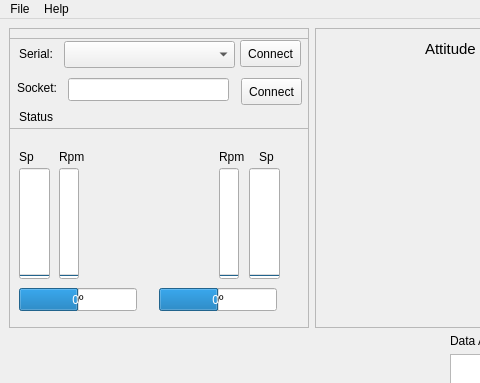
Old version of the form vant3.ui in the repository iurobpn/provant-groundstation; both pictures show x 0 to 480 and y 0 to 383 of the 893 by 739 pixel window.
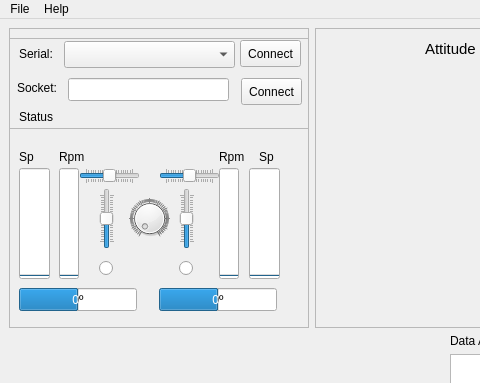
New version of the form. Custom widgets are drawn as their Qt base class.

Commit message: adicionado interface de controle remoto na tela

What changed in the file:
```diff
--- a/vant3.ui
+++ b/vant3.ui
@@ -354,6 +354,168 @@
             </property>
            </widget>
           </widget>
+          <widget class="QSlider" name="horizontalSlider">
+           <property name="geometry">
+            <rect>
+             <x>150</x>
+             <y>140</y>
+             <width>61</width>
+             <height>16</height>
+            </rect>
+           </property>
+           <property name="font">
+            <font>
+             <strikeout>false</strikeout>
+             <stylestrategy>PreferDefault</stylestrategy>
+             <kerning>false</kerning>
+            </font>
+           </property>
+           <property name="layoutDirection">
+            <enum>Qt::LeftToRight</enum>
+           </property>
+           <property name="autoFillBackground">
+            <bool>false</bool>
+           </property>
+           <property name="minimum">
+            <number>-100</number>
+           </property>
+           <property name="maximum">
+            <number>100</number>
+           </property>
+           <property name="orientation">
+            <enum>Qt::Horizontal</enum>
+           </property>
+           <property name="tickPosition">
+            <enum>QSlider::TicksBothSides</enum>
+           </property>
+          </widget>
+          <widget class="QSlider" name="verticalSlider">
+           <property name="geometry">
+            <rect>
+             <x>170</x>
+             <y>160</y>
+             <width>16</width>
+             <height>61</height>
+            </rect>
+           </property>
+           <property name="minimum">
+            <number>-100</number>
+           </property>
+           <property name="maximum">
+            <number>100</number>
+           </property>
+           <property name="orientation">
+            <enum>Qt::Vertical</enum>
+           </property>
+           <property name="tickPosition">
+            <enum>QSlider::TicksBothSides</enum>
+           </property>
+          </widget>
+          <widget class="QSlider" name="horizontalSlider_2">
+           <property name="geometry">
+            <rect>
+             <x>70</x>
+             <y>140</y>
+             <width>61</width>
+             <height>16</height>
+            </rect>
+           </property>
+           <property name="font">
+            <font>
+             <strikeout>false</strikeout>
+             <stylestrategy>PreferDefault</stylestrategy>
+             <kerning>false</kerning>
+            </font>
+           </property>
+           <property name="layoutDirection">
+            <enum>Qt::LeftToRight</enum>
+           </property>
+           <property name="autoFillBackground">
+            <bool>false</bool>
+           </property>
+           <property name="minimum">
+            <number>-100</number>
+           </property>
+           <property name="maximum">
+            <number>100</number>
+           </property>
+           <property name="orientation">
+            <enum>Qt::Horizontal</enum>
+           </property>
+           <property name="tickPosition">
+            <enum>QSlider::TicksBothSides</enum>
+           </property>
+          </widget>
+          <widget class="QSlider" name="verticalSlider_2">
+           <property name="geometry">
+            <rect>
+             <x>90</x>
+             <y>160</y>
+             <width>16</width>
+             <height>61</height>
+            </rect>
+           </property>
+           <property name="minimum">
+            <number>-100</number>
+           </property>
+           <property name="maximum">
+            <number>100</number>
+           </property>
+           <property name="orientation">
+            <enum>Qt::Vertical</enum>
+           </property>
+           <property name="tickPosition">
+            <enum>QSlider::TicksBothSides</enum>
+           </property>
+          </widget>
+          <widget class="QRadioButton" name="radioButton">
+           <property name="geometry">
+            <rect>
+             <x>90</x>
+             <y>230</y>
+             <width>16</width>
+             <height>21</height>
+            </rect>
+           </property>
+           <property name="text">
+            <string/>
+           </property>
+          </widget>
+          <widget class="QRadioButton" name="radioButton_2">
+           <property name="geometry">
+            <rect>
+             <x>170</x>
+             <y>230</y>
+             <width>16</width>
+             <height>21</height>
+            </rect>
+           </property>
+           <property name="text">
+            <string/>
+           </property>
+          </widget>
+          <widget class="QDial" name="dial">
+           <property name="geometry">
+            <rect>
+             <x>120</x>
+             <y>170</y>
+             <width>41</width>
+             <height>41</height>
+            </rect>
+           </property>
+           <property name="maximum">
+            <number>100</number>
+           </property>
+           <property name="wrapping">
+            <bool>false</bool>
+           </property>
+           <property name="notchTarget">
+            <double>1.000000000000000</double>
+           </property>
+           <property name="notchesVisible">
+            <bool>true</bool>
+           </property>
+          </widget>
          </widget>
         </item>
         <item>
```
The commit also changes 1 other file.
